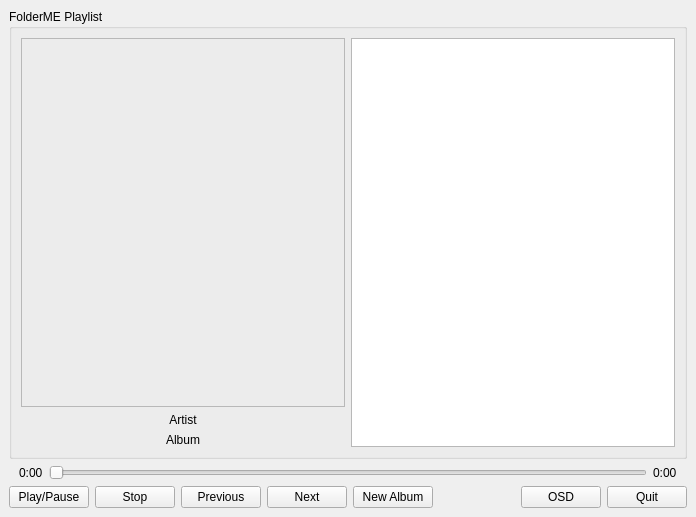
Old version of the form src/ui/main.ui in the repository vanzin/folderme.
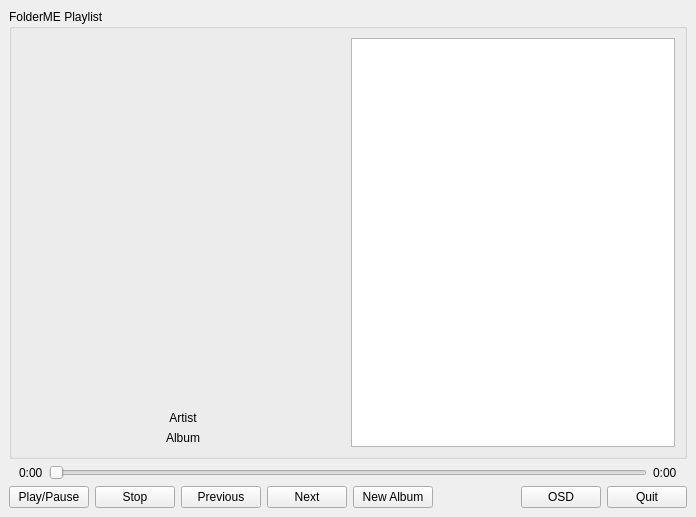
New version of the form.

Commit message:
Properly update UI when "stop after" is triggered.
Also ignore it for already played tracks since it doesn't make
much sense.

```diff
--- a/src/ui/main.ui
+++ b/src/ui/main.ui
@@ -27,6 +27,18 @@
        <layout class="QHBoxLayout" name="horizontalLayout_2" stretch="0,0">
         <item>
          <layout class="QVBoxLayout" name="verticalLayout_2" stretch="1,0,0">
+          <property name="leftMargin">
+           <number>2</number>
+          </property>
+          <property name="topMargin">
+           <number>2</number>
+          </property>
+          <property name="rightMargin">
+           <number>2</number>
+          </property>
+          <property name="bottomMargin">
+           <number>2</number>
+          </property>
           <item>
            <widget class="QLabel" name="plCover">
             <property name="sizePolicy">
@@ -36,7 +48,7 @@
              </sizepolicy>
             </property>
             <property name="frameShape">
-             <enum>QFrame::StyledPanel</enum>
+             <enum>QFrame::NoFrame</enum>
             </property>
             <property name="frameShadow">
              <enum>QFrame::Sunken</enum>
```
The commit also changes 1 other file.
